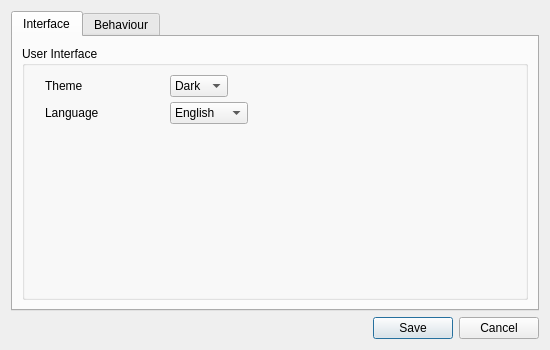
First picture: the form in src/dialog/preferences.ui, repository ooflet/Mi-Create, before the edit.
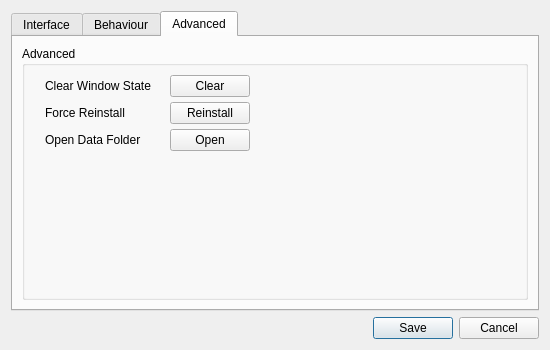
Second picture: the form after the edit. The open tabs and pages were chosen to show the change. Icons and pictures are not drawn.

```diff
--- a/src/dialog/preferences.ui
+++ b/src/dialog/preferences.ui
@@ -306,6 +306,118 @@
        </item>
       </layout>
      </widget>
+     <widget class="QWidget" name="Advanced">
+      <attribute name="title">
+       <string>Advanced</string>
+      </attribute>
+      <layout class="QVBoxLayout" name="verticalLayout_2">
+       <item>
+        <widget class="QGroupBox" name="groupBox_3">
+         <property name="title">
+          <string>Advanced</string>
+         </property>
+         <layout class="QFormLayout" name="formLayout_4">
+          <property name="horizontalSpacing">
+           <number>0</number>
+          </property>
+          <property name="verticalSpacing">
+           <number>5</number>
+          </property>
+          <property name="leftMargin">
+           <number>20</number>
+          </property>
+          <property name="topMargin">
+           <number>9</number>
+          </property>
+          <property name="rightMargin">
+           <number>9</number>
+          </property>
+          <property name="bottomMargin">
+           <number>9</number>
+          </property>
+          <item row="2" column="0">
+           <widget class="QLabel" name="DataFolderText">
+            <property name="sizePolicy">
+             <sizepolicy hsizetype="Maximum" vsizetype="Maximum">
+              <horstretch>0</horstretch>
+              <verstretch>0</verstretch>
+             </sizepolicy>
+            </property>
+            <property name="minimumSize">
+             <size>
+              <width>100</width>
+              <height>22</height>
+             </size>
+            </property>
+            <property name="text">
+             <string>Open Data Folder</string>
+            </property>
+           </widget>
+          </item>
+          <item row="2" column="1">
+           <widget class="QPushButton" name="openDataFolder">
+            <property name="sizePolicy">
+             <sizepolicy hsizetype="Maximum" vsizetype="Fixed">
+              <horstretch>0</horstretch>
+              <verstretch>0</verstretch>
+             </sizepolicy>
+            </property>
+            <property name="text">
+             <string>Open</string>
+            </property>
+           </widget>
+          </item>
+          <item row="1" column="0">
+           <widget class="QLabel" name="label_2">
+            <property name="text">
+             <string>Force Reinstall</string>
+            </property>
+           </widget>
+          </item>
+          <item row="1" column="1">
+           <widget class="QPushButton" name="reinstall">
+            <property name="sizePolicy">
+             <sizepolicy hsizetype="Maximum" vsizetype="Fixed">
+              <horstretch>0</horstretch>
+              <verstretch>0</verstretch>
+             </sizepolicy>
+            </property>
+            <property name="text">
+             <string>Reinstall</string>
+            </property>
+           </widget>
+          </item>
+          <item row="0" column="0">
+           <widget class="QLabel" name="label_3">
+            <property name="minimumSize">
+             <size>
+              <width>125</width>
+              <height>0</height>
+             </size>
+            </property>
+            <property name="text">
+             <string>Clear Window State</string>
+            </property>
+           </widget>
+          </item>
+          <item row="0" column="1">
+           <widget class="QPushButton" name="clearWindow">
+            <property name="sizePolicy">
+             <sizepolicy hsizetype="Maximum" vsizetype="Fixed">
+              <horstretch>0</horstretch>
+              <verstretch>0</verstretch>
+             </sizepolicy>
+            </property>
+            <property name="text">
+             <string>Clear</string>
+            </property>
+           </widget>
+          </item>
+         </layout>
+        </widget>
+       </item>
+      </layout>
+     </widget>
     </widget>
    </item>
   </layout>
```
